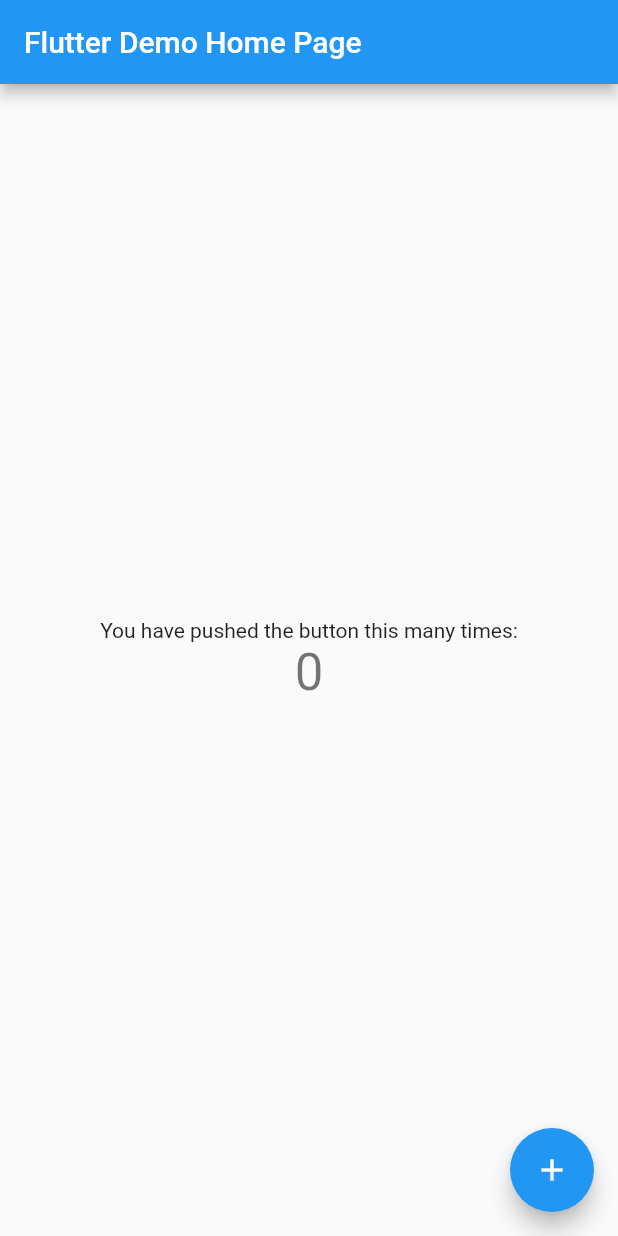
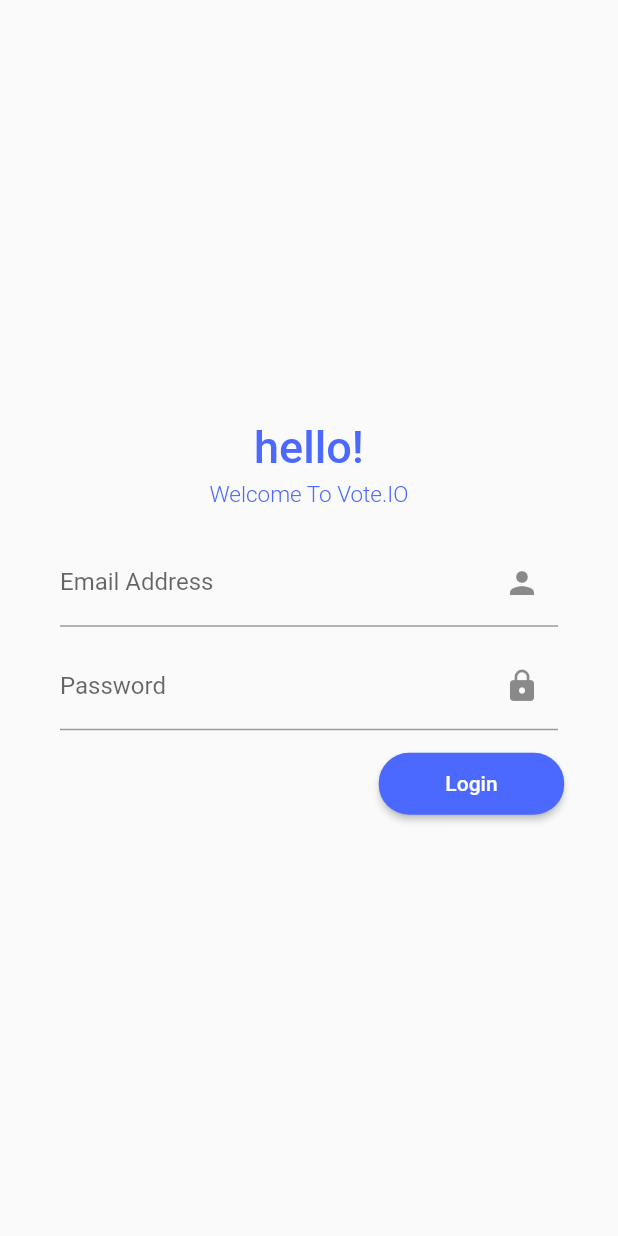
Before and after one commit to hussain-musataf880/Vote.io, a Flutter app: the screen it shows after launch, on a phone screen of 412 x 824 dp. Run offline on Flutter 3.47's test engine with Material 2 defaults, Android fonts, the phone set to English and light mode, and no system bars.

Commit message:
Added Login Screen

```diff
--- /dev/null
+++ b/lib/Pages/login_page.dart
@@ -0,0 +1,110 @@
+import 'package:flutter/material.dart';
+
+class LoginPage extends StatefulWidget {
+  @override
+  State<StatefulWidget> createState() {
+    return _LoginPageState();
+  }
+}
+
+class _LoginPageState extends State<LoginPage> {
+  final _formKey = GlobalKey<FormState>();
+
+  @override
+  Widget build(BuildContext context) {
+    return Scaffold(
+      body: Center(
+        child: Column(
+          mainAxisAlignment: MainAxisAlignment.center,
+          mainAxisSize: MainAxisSize.max,
+          children: <Widget>[
+            headingText('hello!', 30, FontWeight.w500),
+            Divider(
+              color: Colors.transparent,
+              height: 5,
+            ),
+            headingText('Welcome To Vote.IO', 15, FontWeight.w300),
+            Divider(
+              color: Colors.transparent,
+              height: 20,
+            ),
+            loginForm(MediaQuery.of(context).size),
+          ],
+        ),
+      ),
+    );
+  }
+
+  Widget headingText(String text, double fontSize, FontWeight fontWeight) {
+    return Text(
+      text,
+      style: TextStyle(
+        color: Color.fromRGBO(75, 105, 255, 1),
+        fontSize: fontSize,
+        fontWeight: fontWeight,
+      ),
+    );
+  }
+
+  Widget loginForm(Size size) {
+    return Form(
+      key: _formKey,
+      child: Column(
+        mainAxisAlignment: MainAxisAlignment.center,
+        mainAxisSize: MainAxisSize.min,
+        children: <Widget>[
+          emailTextField(size.width),
+          Divider(
+            color: Colors.transparent,
+            height: 10,
+          ),
+          passwordTextField(size.width),
+          loginButton(size.width),
+        ],
+      ),
+    );
+  }
+
+  Widget emailTextField(double width) {
+    return SizedBox(
+      width: width - 80,
+      child: TextFormField(
+        decoration: InputDecoration(
+          suffixIcon: Icon(Icons.person),
+          labelText: 'Email Address',
+        ),
+      ),
+    );
+  }
+
+  Widget passwordTextField(double width) {
+    return SizedBox(
+      width: width - 80,
+      child: TextFormField(
+        decoration: InputDecoration(
+          suffixIcon: Icon(Icons.lock),
+          labelText: 'Password',
+        ),
+      ),
+    );
+  }
+
+  Widget loginButton(double width) {
+    return Padding(
+      padding: EdgeInsets.fromLTRB(width - (width * 0.45), 15, 10, 0),
+      child: SizedBox(
+        width: width * 0.30,
+        height: width * 0.10,
+        child: RaisedButton(
+          textColor: Colors.white,
+          color: Color.fromRGBO(75, 105, 255, 1),
+          child: Text("Login"),
+          onPressed: () {},
+          shape: new RoundedRectangleBorder(
+            borderRadius: new BorderRadius.circular(20),
+          ),
+        ),
+      ),
+    );
+  }
+}
--- a/lib/main.dart
+++ b/lib/main.dart
@@ -1,111 +1,15 @@
 import 'package:flutter/material.dart';
 
-void main() => runApp(MyApp());
+import 'Pages/login_page.dart';
 
-class MyApp extends StatelessWidget {
-  // This widget is the root of your application.
+void main() => runApp(VoteIO());
+
+class VoteIO extends StatelessWidget {
   @override
   Widget build(BuildContext context) {
+    // TODO: implement build
     return MaterialApp(
-      title: 'Flutter Demo',
-      theme: ThemeData(
-        // This is the theme of your application.
-        //
-        // Try running your application with "flutter run". You'll see the
-        // application has a blue toolbar. Then, without quitting the app, try
-        // changing the primarySwatch below to Colors.green and then invoke
-        // "hot reload" (press "r" in the console where you ran "flutter run",
-        // or simply save your changes to "hot reload" in a Flutter IDE).
-        // Notice that the counter didn't reset back to zero; the application
-        // is not restarted.
-        primarySwatch: Colors.blue,
-      ),
-      home: MyHomePage(title: 'Flutter Demo Home Page'),
+      home: LoginPage(),
     );
   }
 }
-
-class MyHomePage extends StatefulWidget {
-  MyHomePage({Key key, this.title}) : super(key: key);
-
-  // This widget is the home page of your application. It is stateful, meaning
-  // that it has a State object (defined below) that contains fields that affect
-  // how it looks.
-
-  // This class is the configuration for the state. It holds the values (in this
-  // case the title) provided by the parent (in this case the App widget) and
-  // used by the build method of the State. Fields in a Widget subclass are
-  // always marked "final".
-
-  final String title;
-
-  @override
-  _MyHomePageState createState() => _MyHomePageState();
-}
-
-class _MyHomePageState extends State<MyHomePage> {
-  int _counter = 0;
-
-  void _incrementCounter() {
-    setState(() {
-      // This call to setState tells the Flutter framework that something has
-      // changed in this State, which causes it to rerun the build method below
-      // so that the display can reflect the updated values. If we changed
-      // _counter without calling setState(), then the build method would not be
-      // called again, and so nothing would appear to happen.
-      _counter++;
-    });
-  }
-
-  @override
-  Widget build(BuildContext context) {
-    // This method is rerun every time setState is called, for instance as done
-    // by the _incrementCounter method above.
-    //
-    // The Flutter framework has been optimized to make rerunning build methods
-    // fast, so that you can just rebuild anything that needs updating rather
-    // than having to individually change instances of widgets.
-    return Scaffold(
-      appBar: AppBar(
-        // Here we take the value from the MyHomePage object that was created by
-        // the App.build method, and use it to set our appbar title.
-        title: Text(widget.title),
-      ),
-      body: Center(
-        // Center is a layout widget. It takes a single child and positions it
-        // in the middle of the parent.
-        child: Column(
-          // Column is also layout widget. It takes a list of children and
-          // arranges them vertically. By default, it sizes itself to fit its
-          // children horizontally, and tries to be as tall as its parent.
-          //
-          // Invoke "debug painting" (press "p" in the console, choose the
-          // "Toggle Debug Paint" action from the Flutter Inspector in Android
-          // Studio, or the "Toggle Debug Paint" command in Visual Studio Code)
-          // to see the wireframe for each widget.
-          //
-          // Column has various properties to control how it sizes itself and
-          // how it positions its children. Here we use mainAxisAlignment to
-          // center the children vertically; the main axis here is the vertical
-          // axis because Columns are vertical (the cross axis would be
-          // horizontal).
-          mainAxisAlignment: MainAxisAlignment.center,
-          children: <Widget>[
-            Text(
-              'You have pushed the button this many times:',
-            ),
-            Text(
-              '$_counter',
-              style: Theme.of(context).textTheme.display1,
-            ),
-          ],
-        ),
-      ),
-      floatingActionButton: FloatingActionButton(
-        onPressed: _incrementCounter,
-        tooltip: 'Increment',
-        child: Icon(Icons.add),
-      ), // This trailing comma makes auto-formatting nicer for build methods.
-    );
-  }
-}
```
Also changed, not shown: 1 other file.
